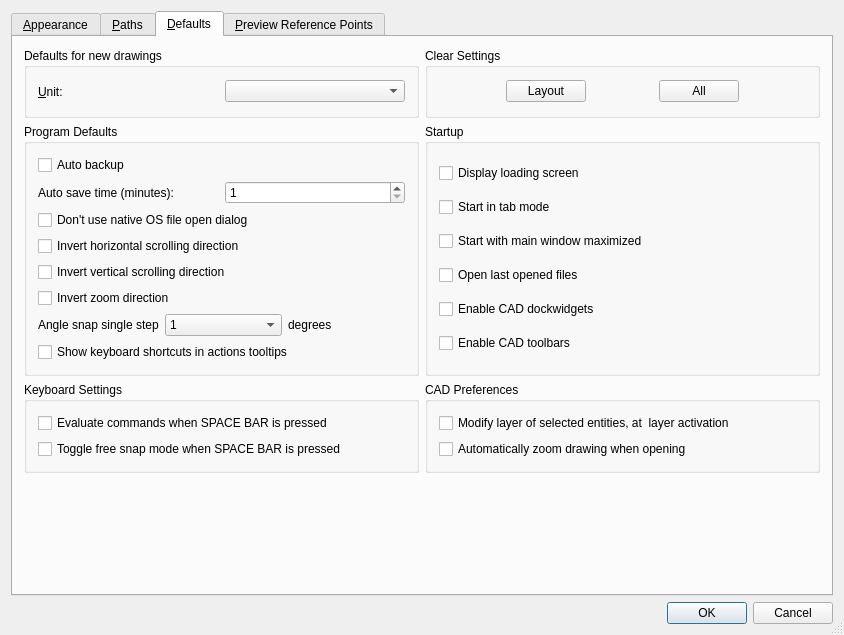
Old version of the form librecad/src/ui/dialogs/settings/options_general/qg_dlgoptionsgeneral.ui in the repository LibreCAD/LibreCAD.
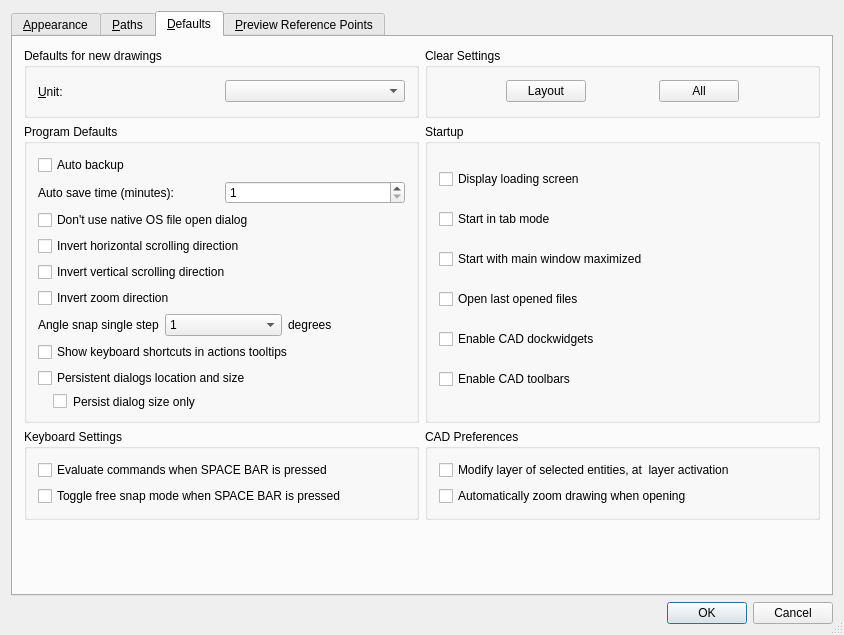
New version of the form. The open tabs and pages were chosen to show the change. Icons and pictures are not drawn.

Commit message: Several handy actions - Dimensions (Continue and Baseline), Radial and Diametric dimensions, Ellipse (1 Point)+Arc command, Fixes, Persistent Dialogs positions (#1863)

Diff of the .ui file:
```diff
--- a/librecad/src/ui/dialogs/settings/options_general/qg_dlgoptionsgeneral.ui
+++ b/librecad/src/ui/dialogs/settings/options_general/qg_dlgoptionsgeneral.ui
@@ -1287,6 +1287,23 @@
             </property>
            </widget>
           </item>
+          <item>
+           <widget class="QCheckBox" name="cbPersistentDialogs">
+            <property name="text">
+             <string>Persistent dialogs location and size</string>
+            </property>
+           </widget>
+          </item>
+          <item>
+           <widget class="QCheckBox" name="cbPersistentDialogSizeOnly">
+            <property name="styleSheet">
+             <string notr="true">margin-left:15px</string>
+            </property>
+            <property name="text">
+             <string>Persist dialog size only</string>
+            </property>
+           </widget>
+          </item>
          </layout>
         </widget>
        </item>
```
Left out of the diff: 28 changed lines with no effect on the pictures. The commit also changes 114 other files.
